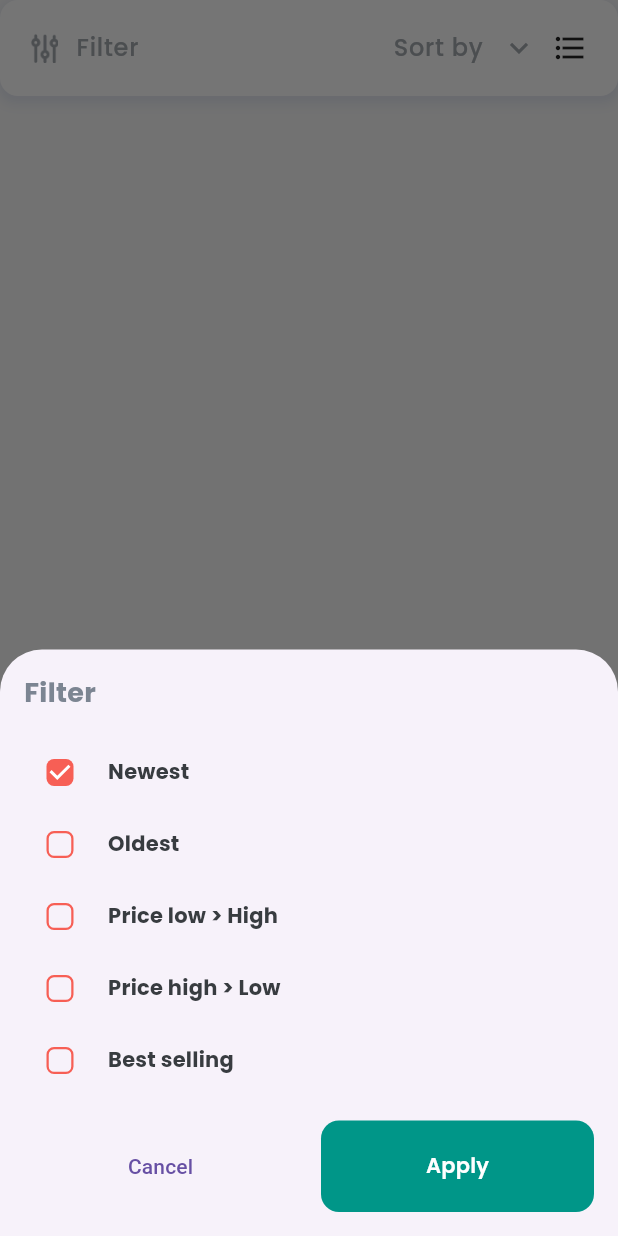
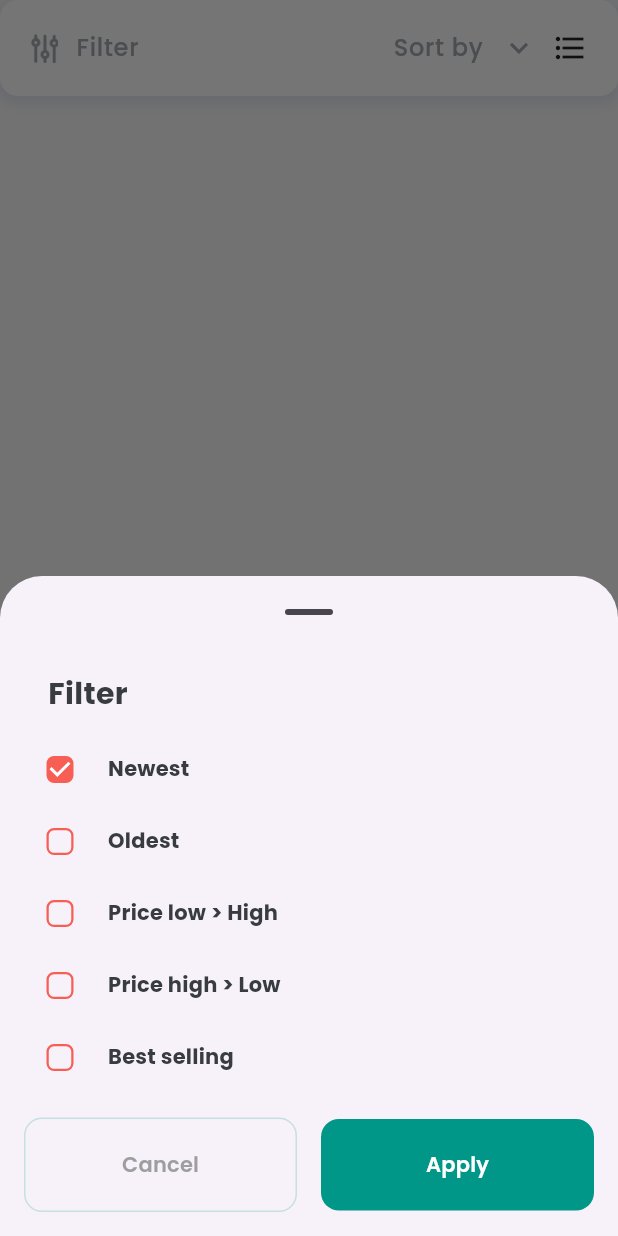
Before and after one commit to whoissharif/dokan, a Flutter app: the FilterBar widget shown alone on an empty page, opened directly, after a tap on "Filter", on a phone screen of 412 x 824 dp. Run offline on Flutter 3.47's test engine with Material 3 defaults, Android fonts, the phone set to English and light mode, and no system bars; our stand-ins replace cached_network_image, dartz, flutter_widget_from_html, fluttertoast, get, get_storage and 2 more; accounts and stored records are empty; network calls fail.

Commit message:
product screen design refactored

```diff
--- /dev/null
+++ b/lib/app/modules/common/widgets/app_outlined_button.dart
@@ -0,0 +1,56 @@
+import 'package:dokan/theme/app_color.dart';
+import 'package:flutter/material.dart';
+
+class AppOutlinedButton extends StatelessWidget {
+  const AppOutlinedButton({
+    super.key,
+    required this.onTap,
+    this.text = 'Continue',
+    this.color = AppColors.accentColor,
+    this.padding = 20.0,
+    this.fontSize = 14,
+    this.radius,
+    this.isLoading,
+  });
+  final VoidCallback? onTap;
+  final String? text;
+  final Color? color;
+  final double? padding;
+  final double? fontSize;
+  final double? radius;
+  final bool? isLoading;
+
+  @override
+  Widget build(BuildContext context) {
+    final theme = Theme.of(context);
+    return InkWell(
+      onTap: isLoading == true ? () {} : onTap,
+      child: Container(
+        padding: EdgeInsets.all(padding!),
+        decoration: BoxDecoration(
+          border: Border.all(color: Colors.teal.withOpacity(.2)),
+          borderRadius: BorderRadius.circular(radius ?? 12),
+        ),
+        child: Center(
+          child: isLoading == true
+              ? const SizedBox(
+                  height: 22,
+                  width: 22,
+                  child: CircularProgressIndicator(
+                    strokeWidth: 2,
+                    color: Colors.white,
+                  ),
+                )
+              : Text(
+                  text!,
+                  style: theme.textTheme.titleMedium!.copyWith(
+                    fontSize: fontSize,
+                    color: Colors.grey,
+                    fontWeight: FontWeight.w600,
+                  ),
+                ),
+        ),
+      ),
+    );
+  }
+}
--- a/lib/app/modules/product/views/widget/filter_bar.dart
+++ b/lib/app/modules/product/views/widget/filter_bar.dart
@@ -13,9 +13,12 @@ class FilterBar extends StatelessWidget {
     final theme = Theme.of(context);
     return InkWell(
       onTap: () {
-        // Get.bottomSheet(ProductFilterBottomSheet());
         showModalBottomSheet(
-            context: context, builder: (c) => ProductFilterBottomSheet());
+          context: context,
+          builder: (c) => ProductFilterBottomSheet(),
+          showDragHandle: true,
+
+        );
       },
       child: Container(
         padding: const EdgeInsets.all(20),
--- a/lib/app/modules/product/views/widget/product_filter_bottom_sheet.dart
+++ b/lib/app/modules/product/views/widget/product_filter_bottom_sheet.dart
@@ -1,3 +1,4 @@
+import 'package:dokan/app/modules/common/widgets/app_outlined_button.dart';
 import 'package:dokan/theme/app_color.dart';
 import 'package:flutter/material.dart';
 import 'package:get/get.dart';
@@ -21,11 +22,18 @@ class ProductFilterBottomSheet extends StatelessWidget {
         mainAxisSize: MainAxisSize.min,
         crossAxisAlignment: CrossAxisAlignment.start,
         children: [
-          const Text(
-            'Filter',
-            style: TextStyle(fontSize: 18, fontWeight: FontWeight.bold),
+          const Padding(
+            padding: EdgeInsets.only(bottom: 8.0, left: 16),
+            child: Text(
+              'Filter',
+              style: TextStyle(
+                fontSize: 20,
+                fontWeight: FontWeight.bold,
+                color: AppColors.primaryText,
+              ),
+            ),
           ),
-          const SizedBox(height: 16),
+          const SizedBox(height: 4),
           Obx(
             () => Column(
               children: [
@@ -78,9 +86,9 @@ class ProductFilterBottomSheet extends StatelessWidget {
             mainAxisAlignment: MainAxisAlignment.spaceBetween,
             children: [
               Expanded(
-                child: TextButton(
-                  onPressed: () => Get.back(),
-                  child: const Text('Cancel'),
+                child: AppOutlinedButton(
+                  onTap: () => Get.back(),
+                  text: 'Cancel',
                 ),
               ),
               const SizedBox(width: 16),
--- a/pubspec.yaml
+++ b/pubspec.yaml
@@ -17,6 +17,7 @@ dependencies:
   dartz: ^0.10.1
   http: ^1.2.1
   flutter_widget_from_html: ^0.15.0
+  shimmer: ^3.0.0
 
 dev_dependencies:
   flutter_lints: ^3.0.0
```
Also changed, not shown: lib/app/modules/product/views/product_view.dart (+73 -3 lines), lib/app/modules/product/views/widget/product_grid_card.dart (+11 -6 lines), assets/images/placeholder.svg (added), pubspec.lock.
